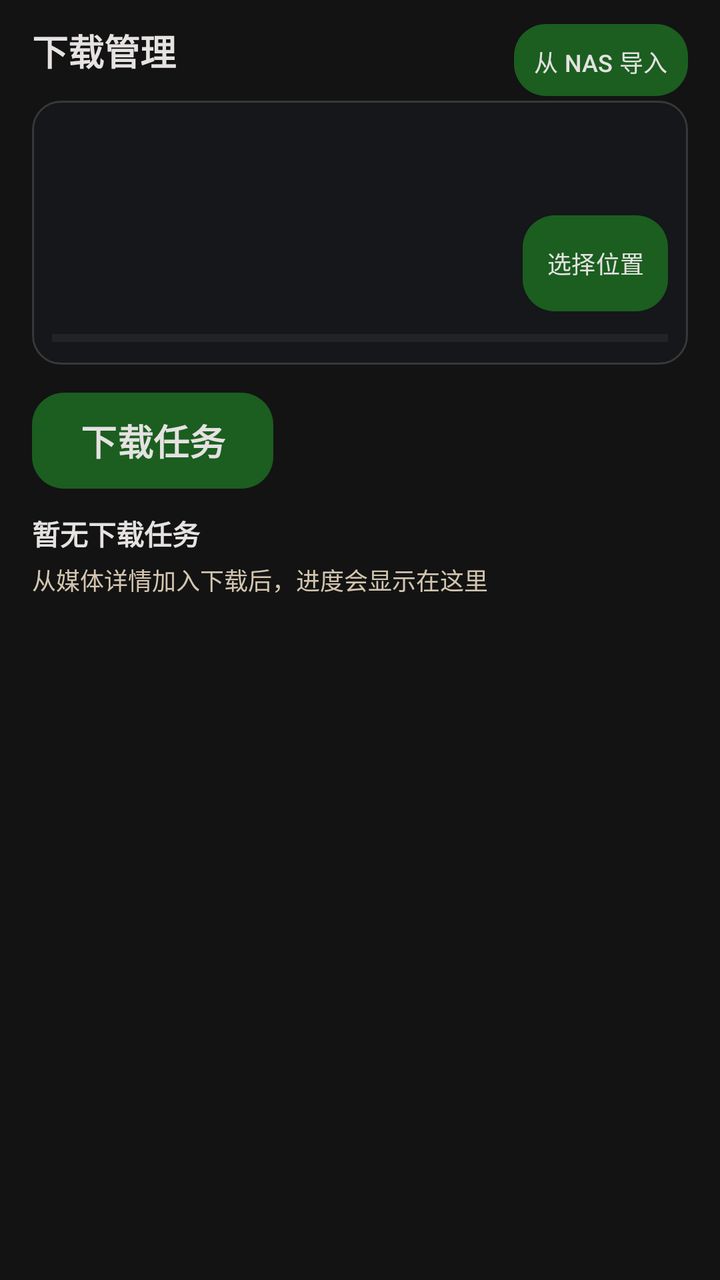
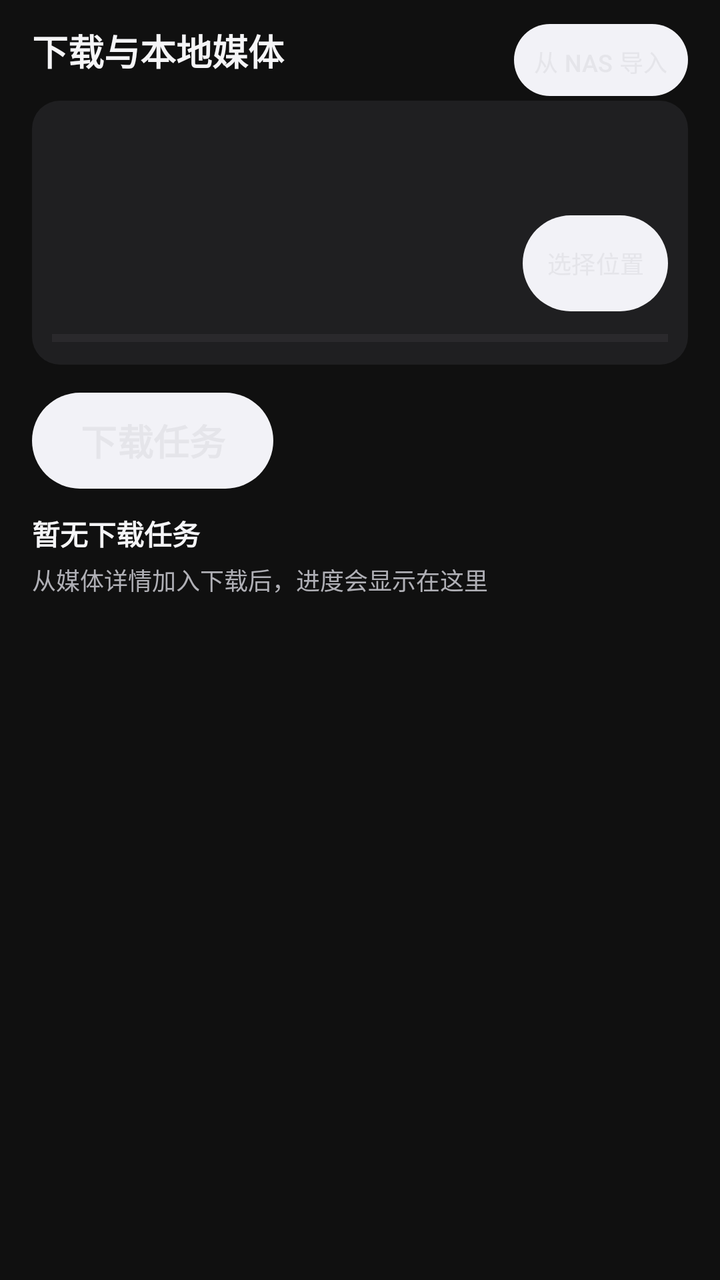

Two renders of the same Android screen: before a commit and after it. Below are the layout's source before the change and the commit's diff.
<!-- AndroidManifest.xml: another module's application theme Theme.YuanBaoTv -->
<!-- res/layout/activity_downloads.xml -->
<?xml version="1.0" encoding="utf-8"?>
<androidx.constraintlayout.widget.ConstraintLayout xmlns:android="http://schemas.android.com/apk/res/android"
    xmlns:app="http://schemas.android.com/apk/res-auto"
    android:layout_width="match_parent"
    android:layout_height="match_parent"
    android:background="@color/tv_bg_dark"
    android:paddingStart="@dimen/feature_res_spacing_medium"
    android:paddingTop="12dp"
    android:paddingEnd="@dimen/feature_res_spacing_medium">

    <TextView android:id="@+id/tv_title" android:layout_width="0dp" android:layout_height="wrap_content" android:ellipsize="end" android:maxLines="1" android:text="@string/title_downloads" android:textColor="@color/tv_text_primary" android:textSize="@dimen/phone_download_title_size" android:textStyle="bold" app:layout_constraintEnd_toStartOf="@id/btn_import_nas" app:layout_constraintStart_toStartOf="parent" app:layout_constraintTop_toTopOf="parent" />
    <Button android:id="@+id/btn_import_nas" android:layout_width="wrap_content" android:layout_height="36dp" android:background="@drawable/bg_tv_button_focus" android:backgroundTint="@null" android:minWidth="0dp" android:paddingHorizontal="10dp" android:text="@string/btn_import_nas" android:textColor="@color/tv_control_text" android:textSize="@dimen/ui_text_caption" app:layout_constraintEnd_toEndOf="parent" app:layout_constraintTop_toTopOf="parent" />

    <androidx.constraintlayout.widget.ConstraintLayout
        android:id="@+id/card_storage_info"
        android:layout_width="0dp"
        android:layout_height="wrap_content"
        android:layout_marginTop="12dp"
        android:background="@drawable/bg_glass_card"
        android:minHeight="@dimen/phone_download_storage_height"
        android:padding="10dp"
        app:layout_constraintEnd_toEndOf="parent"
        app:layout_constraintStart_toStartOf="parent"
        app:layout_constraintTop_toBottomOf="@id/tv_title">
        <TextView android:id="@+id/tv_storage_label" android:layout_width="0dp" android:layout_height="wrap_content" android:ellipsize="end" android:maxLines="3" android:textColor="@color/tv_text_primary" android:textSize="@dimen/ui_text_body" android:textStyle="bold" app:layout_constraintEnd_toEndOf="parent" app:layout_constraintStart_toStartOf="parent" app:layout_constraintTop_toTopOf="parent" />
        <TextView android:id="@+id/tv_storage_capacity" android:layout_width="0dp" android:layout_height="wrap_content" android:layout_marginTop="4dp" android:ellipsize="end" android:maxLines="1" android:textColor="@color/tv_text_secondary" android:textSize="@dimen/ui_text_caption" app:layout_constraintEnd_toEndOf="parent" app:layout_constraintStart_toStartOf="parent" app:layout_constraintTop_toBottomOf="@id/tv_storage_label" />
        <Button android:id="@+id/btn_select_storage" android:layout_width="wrap_content" android:layout_height="wrap_content" android:layout_marginTop="@dimen/feature_res_spacing_small" android:background="@drawable/bg_tv_button_focus" android:minHeight="48dp" android:minWidth="0dp" android:paddingHorizontal="12dp" android:text="@string/storage_select_target" android:textColor="@color/tv_control_text" android:textSize="@dimen/ui_text_caption" app:layout_constraintEnd_toEndOf="parent" app:layout_constraintTop_toBottomOf="@id/tv_storage_capacity" />
        <ProgressBar android:id="@+id/pb_storage" style="?android:attr/progressBarStyleHorizontal" android:layout_width="0dp" android:layout_height="6dp" android:layout_marginTop="10dp" android:max="100" android:progressTint="@color/tv_accent_cyan" app:layout_constraintBottom_toBottomOf="parent" app:layout_constraintEnd_toEndOf="parent" app:layout_constraintStart_toStartOf="parent" app:layout_constraintTop_toBottomOf="@id/btn_select_storage" />
    </androidx.constraintlayout.widget.ConstraintLayout>

    <Button android:id="@+id/tv_label_downloading" android:layout_width="wrap_content" android:layout_height="wrap_content" android:layout_marginTop="@dimen/phone_download_section_margin" android:text="@string/section_downloading" android:textColor="@color/tv_text_primary" android:textSize="@dimen/ui_text_section" android:textStyle="bold" app:layout_constraintStart_toStartOf="parent" app:layout_constraintTop_toBottomOf="@id/card_storage_info"  android:minHeight="48dp" android:background="@drawable/bg_tv_button_focus" />

    <LinearLayout
        android:id="@+id/layout_download_tasks_empty"
        android:layout_width="0dp"
        android:layout_height="wrap_content"
        android:layout_marginTop="12dp"
        android:orientation="vertical"
        app:layout_constraintEnd_toEndOf="parent"
        app:layout_constraintStart_toStartOf="parent"
        app:layout_constraintTop_toBottomOf="@id/tv_label_downloading">
        <TextView
            android:layout_width="match_parent"
            android:layout_height="wrap_content"
            android:ellipsize="end"
            android:maxLines="1"
            android:id="@+id/tv_cache_empty_title" android:text="@string/downloads_empty_title"
            android:textColor="@color/tv_text_primary"
            android:textSize="@dimen/ui_text_body"
            android:textStyle="bold" />
        <TextView
            android:layout_width="match_parent"
            android:layout_height="wrap_content"
            android:layout_marginTop="4dp"
            android:ellipsize="end"
            android:maxLines="2"
            android:id="@+id/tv_cache_empty_message" android:text="@string/downloads_empty_message"
            android:textColor="@color/tv_text_secondary"
            android:textSize="@dimen/ui_text_caption" />
    </LinearLayout>

    <androidx.recyclerview.widget.RecyclerView
        android:id="@+id/rv_download_tasks"
        android:layout_width="0dp"
        android:layout_height="0dp"
        android:layout_marginTop="@dimen/feature_res_spacing_small"
        android:clipToPadding="false"
        android:paddingBottom="@dimen/feature_res_spacing_medium"
        android:scrollbars="none"
        app:layoutManager="androidx.recyclerview.widget.LinearLayoutManager"
        app:layout_constraintBottom_toBottomOf="parent"
        app:layout_constraintEnd_toEndOf="parent"
        app:layout_constraintStart_toStartOf="parent"
        app:layout_constraintTop_toBottomOf="@id/tv_label_downloading" />

</androidx.constraintlayout.widget.ConstraintLayout>
<!-- resources referenced by this layout -->
<resources>
  <color name="tv_accent_cyan">#84F5E8</color>
  <color name="tv_bg_dark">#131313</color>
  <color name="tv_text_primary">#E5E2E1</color>
  <color name="tv_text_secondary">#D3C5AF</color>
  <dimen name="feature_res_spacing_medium">16dp</dimen>
  <dimen name="feature_res_spacing_small">8dp</dimen>
  <dimen name="phone_download_section_margin">14dp</dimen>
  <dimen name="phone_download_storage_height">132dp</dimen>
  <dimen name="phone_download_title_size">18sp</dimen>
  <dimen name="ui_text_body">14sp</dimen>
  <dimen name="ui_text_caption">12sp</dimen>
  <dimen name="ui_text_section">18sp</dimen>
  <!-- drawable bg_glass_card (drawable) -->
  <?xml version="1.0" encoding="utf-8"?>
  <shape xmlns:android="http://schemas.android.com/apk/res/android"
      android:shape="rectangle">
      <solid android:color="@color/tv_bg_glass" />
      <stroke android:width="1dp" android:color="#26FFFFFF" />
      <corners android:radius="14dp" />
  </shape>
  <!-- drawable bg_tv_button_focus (drawable) -->
  <?xml version="1.0" encoding="utf-8"?>
  <selector xmlns:android="http://schemas.android.com/apk/res/android">
      <item android:state_enabled="false"><shape android:shape="rectangle"><solid android:color="@color/tv_control_disabled"/><corners android:radius="16dp"/></shape></item>
      <item android:state_focused="true"><shape android:shape="rectangle"><solid android:color="@color/tv_control_focused"/><corners android:radius="16dp"/><stroke android:width="2dp" android:color="@color/tv_focus_ring"/></shape></item>
      <item android:state_pressed="true"><shape android:shape="rectangle"><solid android:color="@color/tv_control_focused"/><corners android:radius="16dp"/></shape></item>
      <item android:state_selected="true"><shape android:shape="rectangle"><solid android:color="@color/tv_nav_selected"/><corners android:radius="16dp"/></shape></item>
      <item ><shape android:shape="rectangle"><solid android:color="@color/tv_control_surface"/><corners android:radius="16dp"/></shape></item>
  </selector>
  <string name="btn_import_nas">从 NAS 导入</string>
  <string name="downloads_empty_message">从媒体详情加入下载后，进度会显示在这里</string>
  <string name="downloads_empty_title">暂无下载任务</string>
  <string name="section_downloading">下载任务</string>
  <string name="storage_select_target">选择位置</string>
  <string name="title_downloads">下载管理</string>
  <style name="Theme.YuanBaoTv" parent="Theme.Material3.DayNight.NoActionBar">
          <item name="colorPrimary">@color/primary</item>
          <item name="colorOnPrimary">@color/on_primary</item>
          <item name="android:statusBarColor">@android:color/transparent</item>
          <item name="android:navigationBarColor">@android:color/transparent</item>
          <item name="android:windowLightStatusBar">false</item>
          <item name="buttonStyle">@style/Widget.YuanBaoTv.Button</item>
      </style>
  <color name="tv_bg_glass">#331E293B</color>
  <color name="tv_control_disabled">#202526</color>
  <color name="tv_control_focused">#344B48</color>
  <color name="tv_focus_ring">#84F5E8</color>
  <color name="tv_nav_selected">#25443F</color>
  <color name="tv_control_surface">#2A2D30</color>
  <color name="primary">#1B5E20</color>
  <color name="on_primary">#FFFFFF</color>
  <style name="Widget.YuanBaoTv.Button" parent="Widget.AppCompat.Button">
          <item name="android:backgroundTint">@null</item>
          <item name="backgroundTint">@null</item>
          <item name="android:textAllCaps">false</item>
      </style>
</resources>

<!-- the commit's change to res/layout/activity_downloads.xml (unified diff, before → after) -->
@@ -9,7 +9,7 @@
     android:paddingEnd="@dimen/feature_res_spacing_medium">
 
     <TextView android:id="@+id/tv_title" android:layout_width="0dp" android:layout_height="wrap_content" android:ellipsize="end" android:maxLines="1" android:text="@string/title_downloads" android:textColor="@color/tv_text_primary" android:textSize="@dimen/phone_download_title_size" android:textStyle="bold" app:layout_constraintEnd_toStartOf="@id/btn_import_nas" app:layout_constraintStart_toStartOf="parent" app:layout_constraintTop_toTopOf="parent" />
-    <Button android:id="@+id/btn_import_nas" android:layout_width="wrap_content" android:layout_height="36dp" android:background="@drawable/bg_tv_button_focus" android:backgroundTint="@null" android:minWidth="0dp" android:paddingHorizontal="10dp" android:text="@string/btn_import_nas" android:textColor="@color/tv_control_text" android:textSize="@dimen/ui_text_caption" app:layout_constraintEnd_toEndOf="parent" app:layout_constraintTop_toTopOf="parent" />
+    <Button android:id="@+id/btn_import_nas" android:layout_width="wrap_content" android:layout_height="36dp" android:background="@drawable/bg_tv_button_focus" android:backgroundTint="@null" android:minWidth="0dp" android:paddingHorizontal="10dp" android:text="@string/btn_import_nas" android:textColor="@color/tv_button_text" android:textSize="@dimen/ui_text_caption" app:layout_constraintEnd_toEndOf="parent" app:layout_constraintTop_toTopOf="parent" />
 
     <androidx.constraintlayout.widget.ConstraintLayout
         android:id="@+id/card_storage_info"
@@ -23,12 +23,12 @@
         app:layout_constraintStart_toStartOf="parent"
         app:layout_constraintTop_toBottomOf="@id/tv_title">
         <TextView android:id="@+id/tv_storage_label" android:layout_width="0dp" android:layout_height="wrap_content" android:ellipsize="end" android:maxLines="3" android:textColor="@color/tv_text_primary" android:textSize="@dimen/ui_text_body" android:textStyle="bold" app:layout_constraintEnd_toEndOf="parent" app:layout_constraintStart_toStartOf="parent" app:layout_constraintTop_toTopOf="parent" />
-        <TextView android:id="@+id/tv_storage_capacity" android:layout_width="0dp" android:layout_height="wrap_content" android:layout_marginTop="4dp" android:ellipsize="end" android:maxLines="1" android:textColor="@color/tv_text_secondary" android:textSize="@dimen/ui_text_caption" app:layout_constraintEnd_toEndOf="parent" app:layout_constraintStart_toStartOf="parent" app:layout_constraintTop_toBottomOf="@id/tv_storage_label" />
-        <Button android:id="@+id/btn_select_storage" android:layout_width="wrap_content" android:layout_height="wrap_content" android:layout_marginTop="@dimen/feature_res_spacing_small" android:background="@drawable/bg_tv_button_focus" android:minHeight="48dp" android:minWidth="0dp" android:paddingHorizontal="12dp" android:text="@string/storage_select_target" android:textColor="@color/tv_control_text" android:textSize="@dimen/ui_text_caption" app:layout_constraintEnd_toEndOf="parent" app:layout_constraintTop_toBottomOf="@id/tv_storage_capacity" />
+        <TextView android:id="@+id/tv_storage_capacity" android:layout_width="0dp" android:layout_height="wrap_content" android:layout_marginTop="4dp" android:ellipsize="end" android:maxLines="1" android:textColor="@color/tv_text_tertiary" android:textSize="@dimen/ui_text_caption" app:layout_constraintEnd_toEndOf="parent" app:layout_constraintStart_toStartOf="parent" app:layout_constraintTop_toBottomOf="@id/tv_storage_label" />
+        <Button android:id="@+id/btn_select_storage" android:layout_width="wrap_content" android:layout_height="wrap_content" android:layout_marginTop="@dimen/feature_res_spacing_small" android:background="@drawable/bg_tv_button_focus" android:minHeight="48dp" android:minWidth="0dp" android:paddingHorizontal="12dp" android:text="@string/storage_select_target" android:textColor="@color/tv_button_text" android:textSize="@dimen/ui_text_caption" app:layout_constraintEnd_toEndOf="parent" app:layout_constraintTop_toBottomOf="@id/tv_storage_capacity" />
         <ProgressBar android:id="@+id/pb_storage" style="?android:attr/progressBarStyleHorizontal" android:layout_width="0dp" android:layout_height="6dp" android:layout_marginTop="10dp" android:max="100" android:progressTint="@color/tv_accent_cyan" app:layout_constraintBottom_toBottomOf="parent" app:layout_constraintEnd_toEndOf="parent" app:layout_constraintStart_toStartOf="parent" app:layout_constraintTop_toBottomOf="@id/btn_select_storage" />
     </androidx.constraintlayout.widget.ConstraintLayout>
 
-    <Button android:id="@+id/tv_label_downloading" android:layout_width="wrap_content" android:layout_height="wrap_content" android:layout_marginTop="@dimen/phone_download_section_margin" android:text="@string/section_downloading" android:textColor="@color/tv_text_primary" android:textSize="@dimen/ui_text_section" android:textStyle="bold" app:layout_constraintStart_toStartOf="parent" app:layout_constraintTop_toBottomOf="@id/card_storage_info"  android:minHeight="48dp" android:background="@drawable/bg_tv_button_focus" />
+    <Button android:id="@+id/tv_label_downloading" android:layout_width="wrap_content" android:layout_height="wrap_content" android:layout_marginTop="@dimen/phone_download_section_margin" android:text="@string/section_downloading" android:textColor="@color/tv_button_text" android:textSize="@dimen/ui_text_section" android:textStyle="bold" app:layout_constraintStart_toStartOf="parent" app:layout_constraintTop_toBottomOf="@id/card_storage_info"  android:minHeight="48dp" android:background="@drawable/bg_tv_button_focus" />
 
     <LinearLayout
         android:id="@+id/layout_download_tasks_empty"
<!-- resource entries referenced after the edit -->
@@ -1,9 +1,10 @@
 <!-- resources referenced by this layout -->
 <resources>
-  <color name="tv_accent_cyan">#84F5E8</color>
-  <color name="tv_bg_dark">#131313</color>
-  <color name="tv_text_primary">#E5E2E1</color>
-  <color name="tv_text_secondary">#D3C5AF</color>
+  <color name="tv_accent_cyan">#F2F2F7</color>
+  <color name="tv_bg_dark">#101010</color>
+  <color name="tv_text_primary">#F5F5F7</color>
+  <color name="tv_text_secondary">#B0B0B6</color>
+  <color name="tv_text_tertiary">#929298</color>
   <dimen name="feature_res_spacing_medium">16dp</dimen>
   <dimen name="feature_res_spacing_small">8dp</dimen>
   <dimen name="phone_download_section_margin">14dp</dimen>
@@ -17,44 +18,49 @@
   <shape xmlns:android="http://schemas.android.com/apk/res/android"
       android:shape="rectangle">
       <solid android:color="@color/tv_bg_glass" />
-      <stroke android:width="1dp" android:color="#26FFFFFF" />
       <corners android:radius="14dp" />
   </shape>
-  <!-- drawable bg_tv_button_focus (drawable) -->
-  <?xml version="1.0" encoding="utf-8"?>
-  <selector xmlns:android="http://schemas.android.com/apk/res/android">
-      <item android:state_enabled="false"><shape android:shape="rectangle"><solid android:color="@color/tv_control_disabled"/><corners android:radius="16dp"/></shape></item>
-      <item android:state_focused="true"><shape android:shape="rectangle"><solid android:color="@color/tv_control_focused"/><corners android:radius="16dp"/><stroke android:width="2dp" android:color="@color/tv_focus_ring"/></shape></item>
-      <item android:state_pressed="true"><shape android:shape="rectangle"><solid android:color="@color/tv_control_focused"/><corners android:radius="16dp"/></shape></item>
-      <item android:state_selected="true"><shape android:shape="rectangle"><solid android:color="@color/tv_nav_selected"/><corners android:radius="16dp"/></shape></item>
-      <item ><shape android:shape="rectangle"><solid android:color="@color/tv_control_surface"/><corners android:radius="16dp"/></shape></item>
-  </selector>
+  <!-- drawable bg_tv_button_focus: vector/xml drawable (drawable, 6630 chars, omitted) -->
   <string name="btn_import_nas">从 NAS 导入</string>
   <string name="downloads_empty_message">从媒体详情加入下载后，进度会显示在这里</string>
   <string name="downloads_empty_title">暂无下载任务</string>
   <string name="section_downloading">下载任务</string>
   <string name="storage_select_target">选择位置</string>
-  <string name="title_downloads">下载管理</string>
+  <string name="title_downloads">下载与本地媒体</string>
   <style name="Theme.YuanBaoTv" parent="Theme.Material3.DayNight.NoActionBar">
           <item name="colorPrimary">@color/primary</item>
           <item name="colorOnPrimary">@color/on_primary</item>
+          <item name="colorSecondary">@color/tv_accent_gold</item>
+          <item name="colorSurface">@color/tv_bg_dark</item>
+          <item name="colorOnSurface">@color/tv_text_primary</item>
+          <item name="colorSurfaceVariant">@color/tv_bg_card</item>
+          <item name="colorOnSurfaceVariant">@color/tv_text_secondary</item>
           <item name="android:statusBarColor">@android:color/transparent</item>
           <item name="android:navigationBarColor">@android:color/transparent</item>
           <item name="android:windowLightStatusBar">false</item>
+          <item name="android:windowBackground">@color/tv_bg_dark</item>
           <item name="buttonStyle">@style/Widget.YuanBaoTv.Button</item>
       </style>
-  <color name="tv_bg_glass">#331E293B</color>
-  <color name="tv_control_disabled">#202526</color>
-  <color name="tv_control_focused">#344B48</color>
-  <color name="tv_focus_ring">#84F5E8</color>
-  <color name="tv_nav_selected">#25443F</color>
-  <color name="tv_control_surface">#2A2D30</color>
-  <color name="primary">#1B5E20</color>
-  <color name="on_primary">#FFFFFF</color>
+  <color name="tv_bg_glass">#CC242426</color>
+  <color name="primary">#F2F2F7</color>
+  <color name="on_primary">#171719</color>
+  <color name="tv_accent_gold">#B0B0B6</color>
+  <color name="tv_bg_card">#1C1C1E</color>
   <style name="Widget.YuanBaoTv.Button" parent="Widget.AppCompat.Button">
           <item name="android:backgroundTint">@null</item>
           <item name="backgroundTint">@null</item>
           <item name="android:textAllCaps">false</item>
+          <item name="android:minHeight">@dimen/ui_action_min_height</item>
+          <item name="android:paddingStart">20dp</item>
+          <item name="android:paddingEnd">20dp</item>
+          <item name="android:drawablePadding">8dp</item>
+          <item name="iconTint">@color/tv_button_text</item>
+          <item name="android:textColor">@color/tv_button_text</item>
+          <item name="android:textSize">@dimen/ui_text_action</item>
+          <item name="android:fontFamily">sans-serif-medium</item>
+          <item name="android:background">@drawable/bg_tv_button_focus</item>
       </style>
+  <dimen name="ui_action_min_height">48dp</dimen>
+  <dimen name="ui_text_action">14sp</dimen>
 </resources>
 
